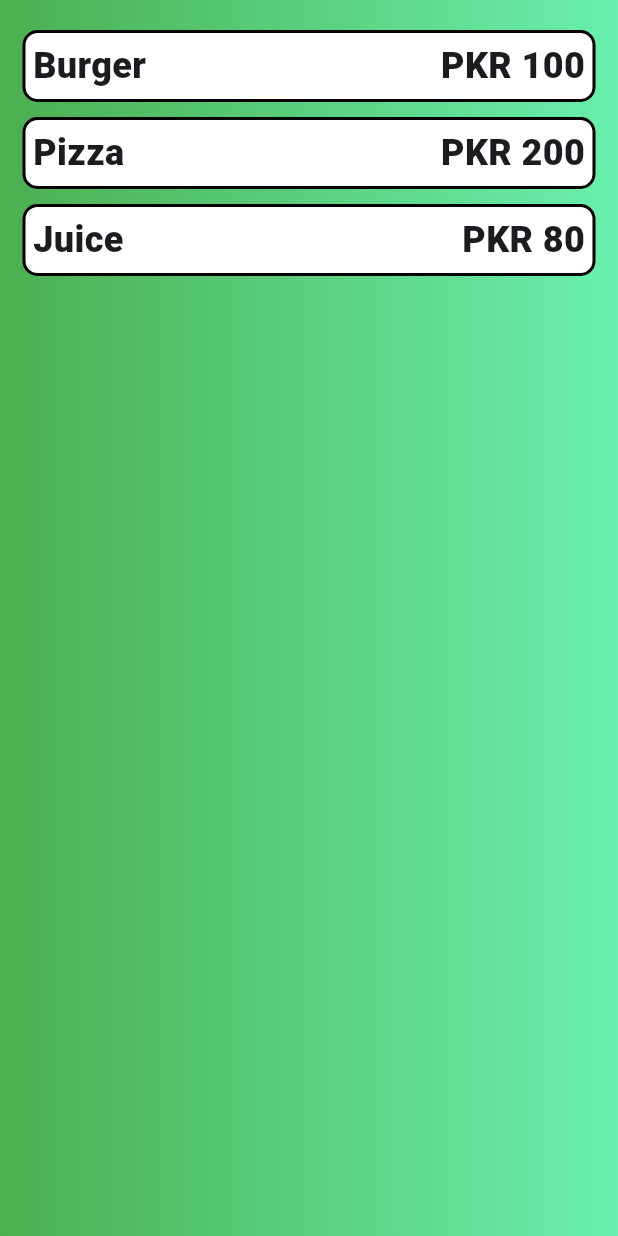
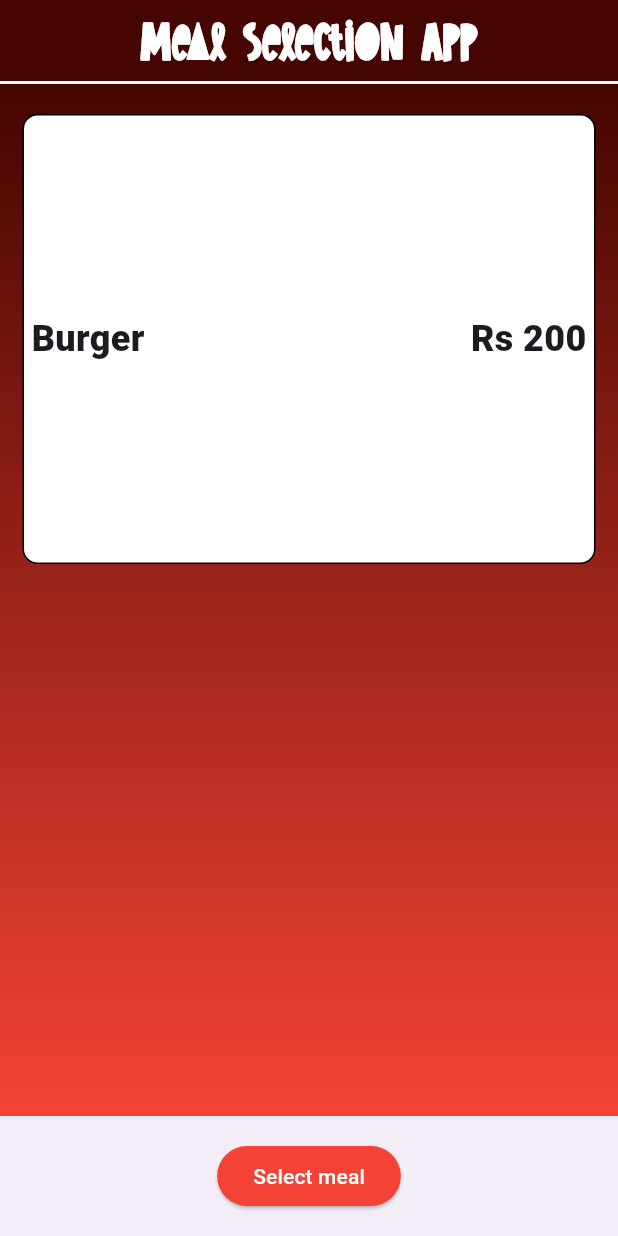
Before and after one commit to SaarimFarooqui/Flutter, a Flutter app: the screen it shows after launch, on a phone screen of 412 x 824 dp. Run offline on Flutter 3.47's test engine with Material 3 defaults, Android fonts, the phone set to English and light mode, and no system bars.

Commit message:
almost complete

```diff
--- a/meal_picker_app/lib/main.dart
+++ b/meal_picker_app/lib/main.dart
@@ -1,4 +1,5 @@
 import 'package:flutter/material.dart';
+import 'package:meal_picker_app/meal.dart';
 
 void main() {
   runApp(const MyApp());
@@ -15,6 +16,7 @@
   @override
   Widget build(BuildContext context) {
     return MaterialApp(
+      debugShowCheckedModeBanner: false,
       home: homepage(),
     );
   }
@@ -28,31 +30,58 @@
 }
 
 class _homepageState extends State<homepage> {
+  late String mealName;
+  late String mealPrice;
   @override
   Widget build(BuildContext context) {
     return Scaffold(
+      appBar: AppBar(
+        centerTitle: true,
+        backgroundColor: const Color.fromARGB(255, 69, 5, 0),
+        title: Text("Meal Selection App", style: TextStyle(fontFamily: "Playfultime",color: Colors.white, fontSize: 30, fontWeight: FontWeight.w900),),
+        shape: Border(
+          bottom: BorderSide(
+            color: Colors.white,
+            width: 2
+          )
+        ),
+      ),
       body: Container(
         padding: EdgeInsets.all(10),
         constraints: BoxConstraints.expand(),
         decoration: BoxDecoration(
-          gradient: LinearGradient(colors: [Colors.green, Colors.greenAccent])
+          gradient: LinearGradient(colors: [Color.fromARGB(255, 69, 5, 0), Colors.red], begin: Alignment.topCenter, end: Alignment.bottomCenter)
         ),
         child: ListView(
           children: [
-            listbox("Burger", "PKR 100"),
-            listbox("Pizza", "PKR 200"),
-            listbox("Juice", "PKR 80")
-          ],
+            listbox("Burger", "Rs 200")
+          ]
+        ),
+      ),
+      bottomNavigationBar: BottomAppBar(
+        child: Container(
+          margin: EdgeInsets.all(0),
+          padding: EdgeInsets.all(5),
+          child: Row(
+            mainAxisAlignment: MainAxisAlignment.center,
+            crossAxisAlignment: CrossAxisAlignment.center,
+            children: [ElevatedButton(
+              onPressed: (){}, style: ElevatedButton.styleFrom(
+                backgroundColor: Colors.red
+              ),child: Text("Select meal", style: TextStyle(color: Colors.white),),)],
+          ),
         ),
       ),
     );
   }
   Container listbox(String mealName, String mealPrice){
     return Container(
+      height: 300,
+      width: 200,
       margin: EdgeInsets.fromLTRB(5, 10, 5, 0),
       padding: EdgeInsets.all(5),
       decoration: BoxDecoration(
-        border: Border.all(color: Colors.black, width: 2),
+        border: Border.all(color: Colors.black),
         borderRadius: BorderRadius.circular(10),
         color: Colors.white
       ),
@@ -65,4 +94,7 @@
       ),
     );
   }
+  void pushTomealSelector()async{
+    Navigator.push(context, MaterialPageRoute(builder: (BuildContext context) => mealselect(mealName: mealName, mealPrice: mealPrice)));
+  }
 }
```
Also changed, not shown: meal_picker_app/lib/meal.dart (added, +32 -0 lines), meal_picker_app/pubspec.yaml (+9 -72 lines), meal_picker_app/assets/fonts/playfultime.ttf (added).
